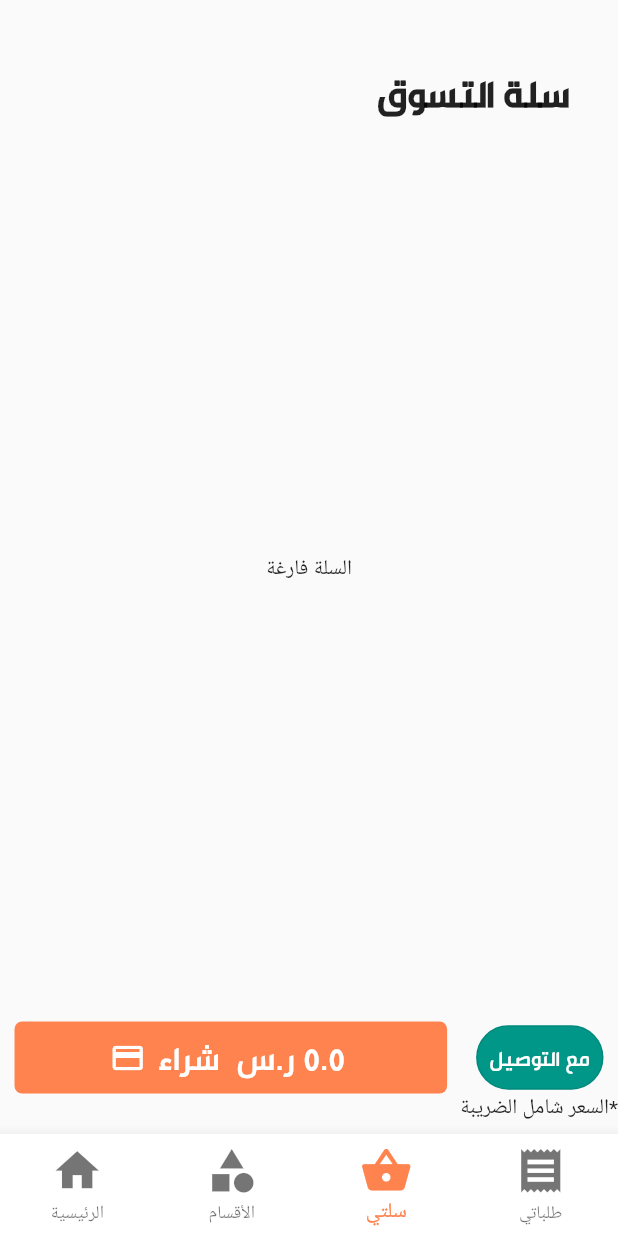
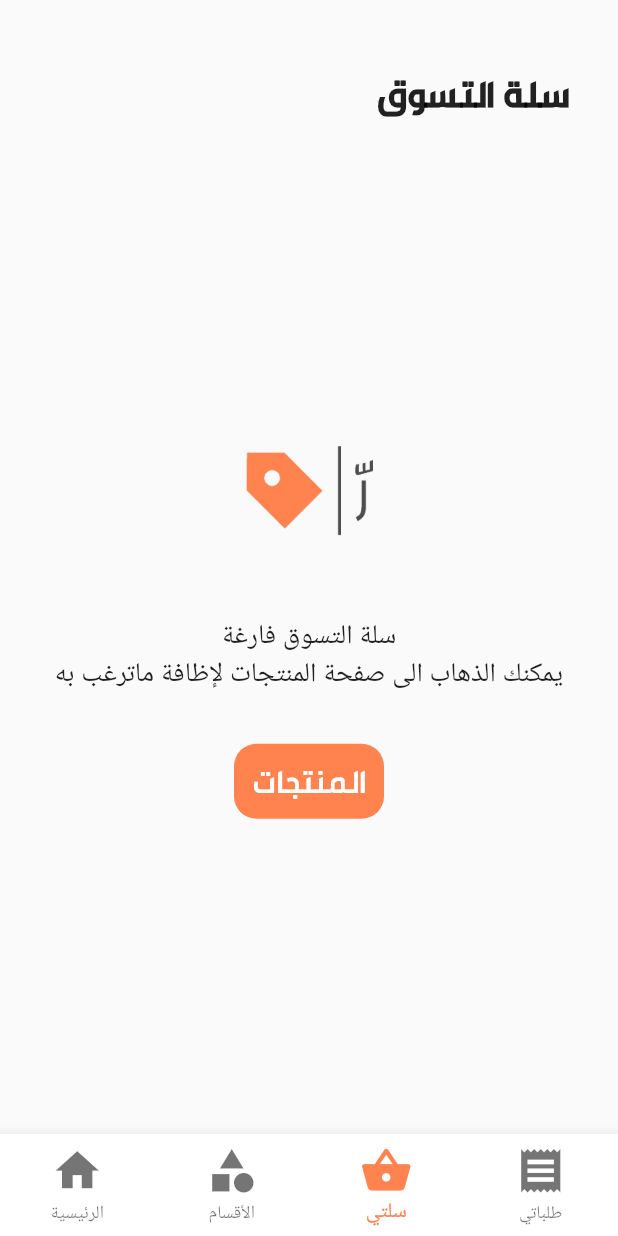
Before and after one commit to YousefAlyouswf/shoppingApp, a Flutter app: the screen it shows after launch, item 3 of the bottom bar chosen, on a phone screen of 412 x 824 dp. Run offline on Flutter 3.47's test engine with Material 2 defaults, Android fonts, the light colour scheme and no system bars; our stand-ins replace carousel_pro, cloud_firestore, device_info, firebase_auth, firebase_storage, fluttertoast and 7 more; missing offline and left inert: maps_launcher, translator; accounts and stored records are empty.

Commit message:
cart empty message

```diff
--- a/lib/screens/mainScreen/homePage.dart
+++ b/lib/screens/mainScreen/homePage.dart
@@ -100,7 +100,7 @@ class _HomePageState extends State<HomePage>
                   child: Column(
                     children: [
                       header(showDeleteIcon),
-                      invoiceTable(fetchToMyCart),
+                      invoiceTable(fetchToMyCart, emptyCartGoToCategory),
                       //  delvierText(chooseDeliver),
                       buttons(context, widget.onThemeChanged,
                           widget.changeLangauge, changeDelvierValue),
@@ -292,6 +292,11 @@ class _HomePageState extends State<HomePage>
     fetchToMyCart();
   }
 
+  emptyCartGoToCategory() {
+    navIndex = 1;
+    setState(() {});
+  }
+
 ///////////----------------->>> CART End
   imageOnTap(int i) {
     Navigator.push(
--- a/lib/widgets/user/cartWidget.dart
+++ b/lib/widgets/user/cartWidget.dart
@@ -36,16 +36,59 @@ Widget header(Function showDeleteIcon) {
   );
 }
 
-Widget invoiceTable(Function fetchMyCart) {
+Widget invoiceTable(Function fetchMyCart, Function emptyCartGoToCategory) {
   return Expanded(
     child: Padding(
       padding: const EdgeInsets.symmetric(horizontal: 8.0),
       child: Container(
         child: items.length == 0
-            ? Container(
+            ? Center(
+                child: Container(
+                    height: 300,
+                    width: double.infinity,
+                    child: Column(
+                      mainAxisAlignment: MainAxisAlignment.spaceAround,
+                      children: [
+                        Container(
+                          height: 100,
+                          width: 100,
+                          decoration: BoxDecoration(
+                            image: DecorationImage(
+                              image:
+                                  AssetImage('assets/images/logoBigTrans.png'),
+                            ),
+                          ),
+                        ),
+                        Text(
+                          "سلة التسوق فارغة\nيمكنك الذهاب الى صفحة المنتجات لإظافة ماترغب به",
+                          textAlign: TextAlign.center,
+                          style: TextStyle(fontSize: 18),
+                        ),
+                        //  Text("يمكنك الذهاب الى صفحة المنتجات لإظافة ماترغب به", style: TextStyle(fontSize: 18),),
+                        InkWell(
+                          onTap: emptyCartGoToCategory,
+                          child: Container(
+                            height: 50,
+                            width: 100,
+                            decoration: BoxDecoration(
+                              color: Color(0xFFFF834F),
+                              borderRadius: BorderRadius.all(
+                                Radius.circular(15),
+                              ),
+                            ),
                             child: Center(
-                  child: Text("السلة فارغة"),
+                                child: Text(
+                              "المنتجات",
+                              textDirection: TextDirection.rtl,
+                              style: TextStyle(
+                                  color: Colors.white,
+                                  fontSize: 22,
+                                  fontFamily: "MainFont"),
+                            )),
                           ),
+                        )
+                      ],
+                    )),
               )
             : ScrollConfiguration(
                 behavior: MyBehavior(),
@@ -298,7 +341,9 @@ Widget buttons(
 ) {
   return Padding(
     padding: const EdgeInsets.symmetric(vertical: 8.0),
-    child: Column(
+    child: items.length == 0
+        ? Container()
+        : Column(
             children: [
               Row(
                 mainAxisAlignment: MainAxisAlignment.spaceAround,
@@ -347,7 +392,9 @@ Widget buttons(
                       padding: EdgeInsets.all(8.0),
                       decoration: BoxDecoration(
                           border: Border.all(
-                      color: !isDeliver ? Colors.grey[400] : Colors.teal[600],
+                            color: !isDeliver
+                                ? Colors.grey[400]
+                                : Colors.teal[600],
                           ),
                           color: !isDeliver ? Colors.grey[300] : Colors.teal,
                           borderRadius: BorderRadius.all(Radius.circular(50))),
```
Lines whose indentation alone changed are shown as unchanged.
